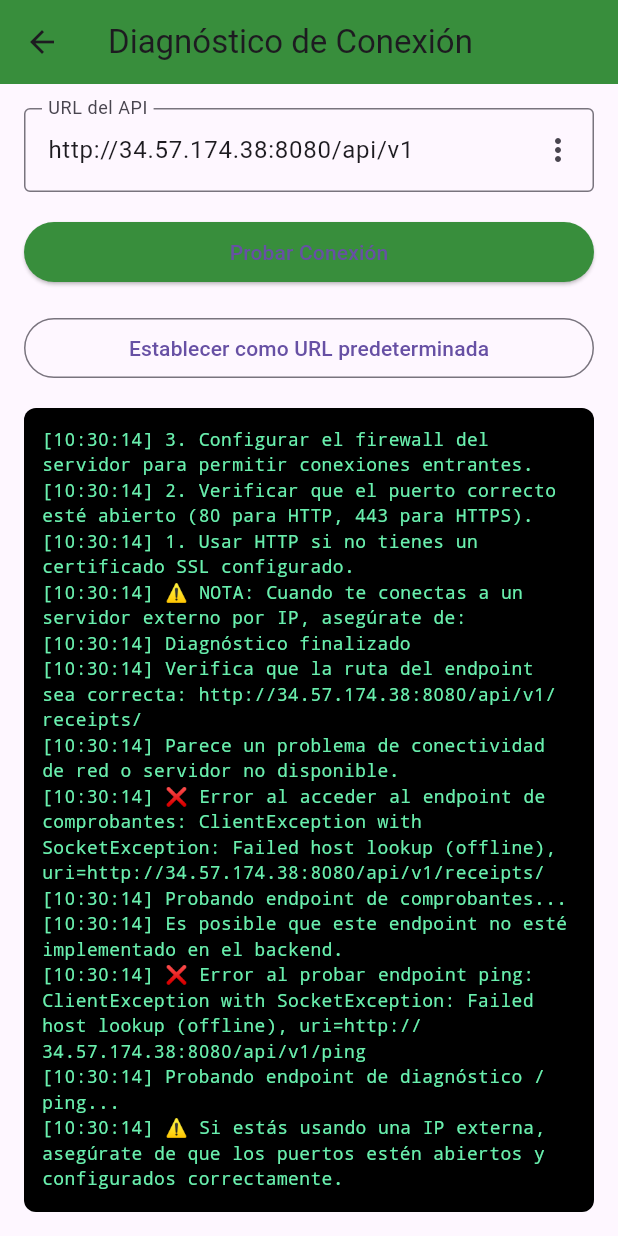
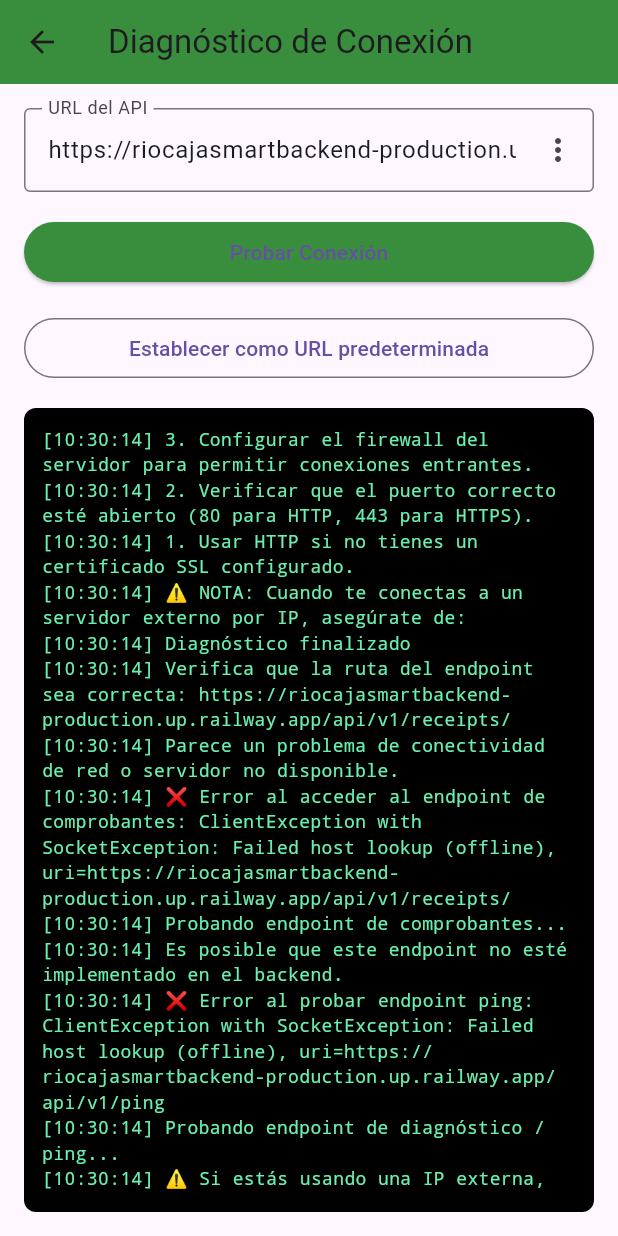
Before and after one commit to SteevenRiofrio/riocaja_smart_frontend, a Flutter app: the DebugScreen screen opened directly, after a tap on "Probar Conexión", on a phone screen of 412 x 824 dp. Run offline on Flutter 3.47's test engine with Material 3 defaults, Android fonts, the phone set to English and light mode, and no system bars; our stand-ins replace camera, firebase_core, pdf, share_plus, shared_preferences; missing offline and left inert: excel, google_mlkit_text_recognition; accounts and stored records are empty; network calls fail.

Commit message:
cambio de domino

```diff
--- a/lib/screens/debug_screen.dart
+++ b/lib/screens/debug_screen.dart
@@ -18,7 +18,7 @@ class _DebugScreenState extends State<DebugScreen> {
   TextEditingController _urlController = TextEditingController();
 
   // Lista simplificada con únicamente la IP del servidor Debian
-  List<String> _predefinedUrls = ['http://34.57.174.38/api/v1'];
+  List<String> _predefinedUrls = ['https://riocajasmartbackend-production.up.railway.app/api/v1'];
 
   @override
   void initState() {
--- a/lib/services/admin_service.dart
+++ b/lib/services/admin_service.dart
@@ -8,7 +8,7 @@ import 'package:riocaja_smart/screens/login_screen.dart';
 
 class AdminService {
   // Misma base URL que usamos para el API
-  String baseUrl = 'http://34.57.174.38:8080/api/v1/auth';
+  String baseUrl = 'https://riocajasmartbackend-production.up.railway.app/api/v1/auth';
   String? _authToken;
   BuildContext? _context;
 
--- a/lib/services/api_service.dart
+++ b/lib/services/api_service.dart
@@ -11,7 +11,7 @@ import 'package:riocaja_smart/screens/login_screen.dart';
 
 class ApiService {
   // URL con dirección IP directa
-  String baseUrl = 'http://34.57.174.38:8080/api/v1';
+  String baseUrl = 'https://riocajasmartbackend-production.up.railway.app/api/v1';
 
   // Token de autenticación
   String? _authToken;
--- a/lib/services/auth_service.dart
+++ b/lib/services/auth_service.dart
@@ -6,7 +6,7 @@ import 'package:riocaja_smart/models/user.dart';
 
 class AuthService {
   // Usar la misma URL base que el ApiService
-  String baseUrl = 'http://34.57.174.38:8080/api/v1';
+  String baseUrl = 'https://riocajasmartbackend-production.up.railway.app/api/v1';
 
   // Token almacenado en memoria
   String? _token;
--- a/lib/services/message_service.dart
+++ b/lib/services/message_service.dart
@@ -9,7 +9,7 @@ import 'package:riocaja_smart/screens/login_screen.dart';
 
 class MessageService {
   // CORREGIDO: URL base con barra final
-  String baseUrl = 'http://34.57.174.38:8080/api/v1/messages/';
+  String baseUrl = 'https://riocajasmartbackend-production.up.railway.app/api/v1/messages/';
   String? _authToken;
   BuildContext? _context;
 
```
